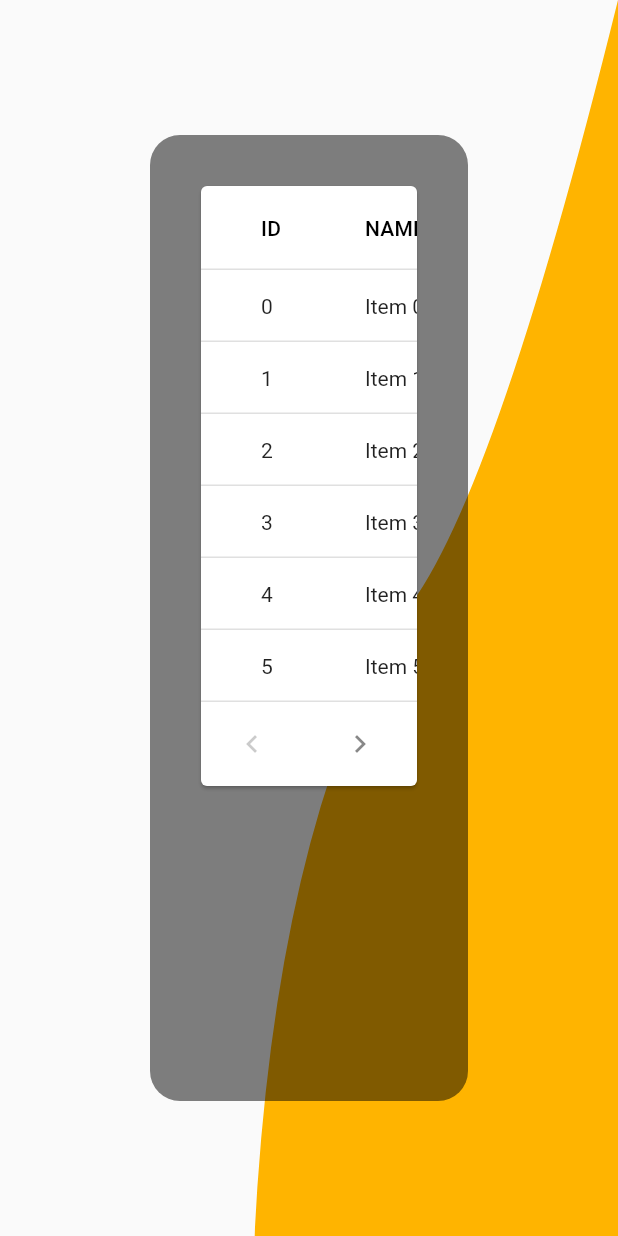
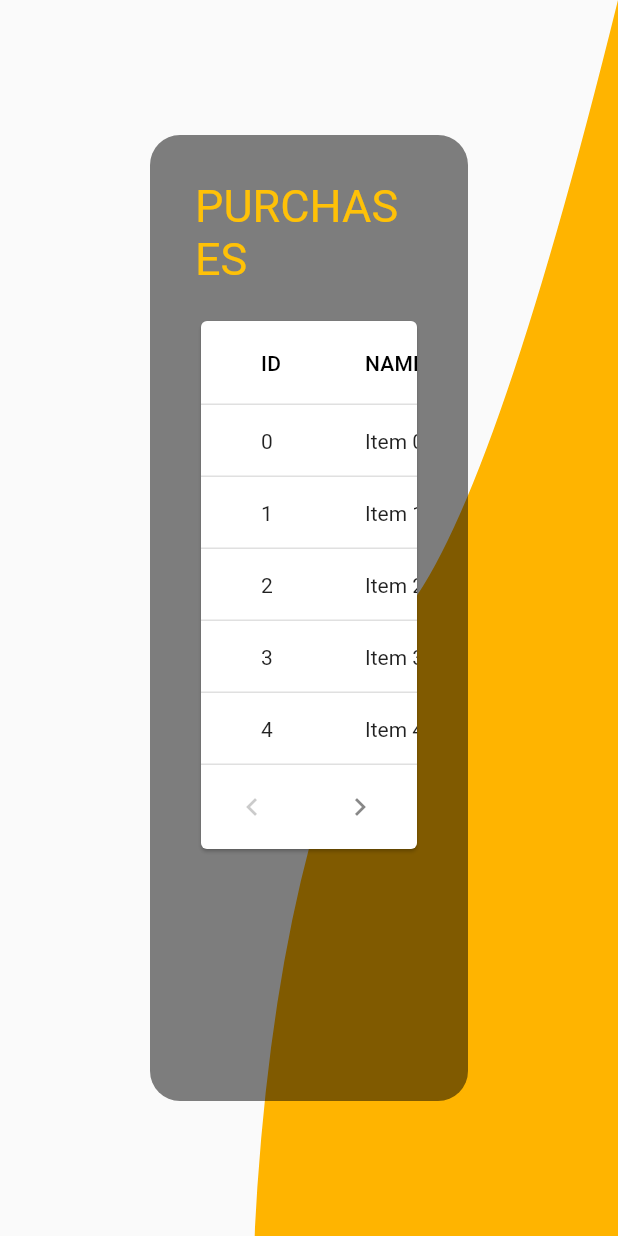
Before and after one commit to Simenya/kyuNutri, a Flutter app: the Purchase widget shown alone on an empty page, opened directly, on a phone screen of 412 x 824 dp. Run offline on Flutter 3.47's test engine with Material 2 defaults, Android fonts, the phone set to English and light mode, and no system bars; Roboto replaces fonts that are missing (Arial).

Commit message:
Added file db

```diff
--- a/lib/Pages/purchases.dart
+++ b/lib/Pages/purchases.dart
@@ -41,7 +41,17 @@ class _PurchaseState extends State<Purchase> {
             borderRadius: BorderRadius.circular(20.0),
             color: const Color.fromRGBO(0, 0, 0, 0.5),
           ),
-          child: SingleChildScrollView(
+          child: Column(
+            children: [
+              const Text("PURCHASES",
+                  style: TextStyle(
+                      fontSize: 30.0,
+                      color: Colors.amber,
+                      fontFamily: "Arial")),
+              const SizedBox(
+                height: 20.0,
+              ),
+              SingleChildScrollView(
                 child: PaginatedDataTable(
                   columns: const [
                     DataColumn(label: Text('ID')),
@@ -53,11 +63,13 @@ class _PurchaseState extends State<Purchase> {
                   source: _data,
                   // columnSpacing: 100,
                   horizontalMargin: 40,
-              rowsPerPage: 6,
+                  rowsPerPage: 5,
                 ),
                 // )
                 //   ],
                 // ),
+              ),
+            ],
           ),
         ))
       ]),
@@ -77,7 +89,7 @@ class MyData extends DataTableSource {
           });
   @override
   DataRow? getRow(int index) {
-    // TODO: implement getRow
+    // MyData implement getRow
     return DataRow(cells: [
       DataCell(Text(_data[index]['id'].toString())),
       DataCell(Text(_data[index]['title'])),
@@ -88,15 +100,15 @@ class MyData extends DataTableSource {
   }
 
   @override
-  // TODO: implement isRowCountApproximate
+  // MyData implement isRowCountApproximate
   bool get isRowCountApproximate => false;
 
   @override
-  // TODO: implement rowCount
+  // MyData implement rowCount
   int get rowCount => _data.length;
 
   @override
-  // TODO: implement selectedRowCount
+  // MyData: implement selectedRowCount
   int get selectedRowCount => 0;
 }
 
--- a/lib/frame.dart
+++ b/lib/frame.dart
@@ -18,7 +18,7 @@ class Frame extends StatefulWidget {
 class _FrameState extends State<Frame> {
   @override
   Widget build(BuildContext context) {
-    const screens = [Home(), Menu(), Reports(), About(), Purchase()];
+    const screens = [Home(), Menu(), Reports(), Purchase(), About()];
     var screenSize = MediaQuery.of(context).size.width;
     final List hoverings = [true, false, false, false, false];
     return Material(
@@ -92,13 +92,13 @@ class _FrameState extends State<Frame> {
                             });
                           },
                           child: Column(children: const [
-                            Text('About', style: TextStyle(fontSize: 20.0))
+                            Text('Purchases', style: TextStyle(fontSize: 20.0))
                           ]),
                         ),
                         const SizedBox(width: 20),
                         InkWell(
                           onHover: (value) => {
-                            value ? hoverings[3] = true : hoverings[3] = false,
+                            value ? hoverings[4] = true : hoverings[4] = false,
                           },
                           onTap: () {
                             setState(() {
@@ -106,7 +106,7 @@ class _FrameState extends State<Frame> {
                             });
                           },
                           child: Column(children: const [
-                            Text('Purchases', style: TextStyle(fontSize: 20.0))
+                            Text('About', style: TextStyle(fontSize: 20.0))
                           ]),
                         ),
                       ],
--- a/pubspec.yaml
+++ b/pubspec.yaml
@@ -37,8 +37,7 @@ dependencies:
   # Use with the CupertinoIcons class for iOS style icons.
   cupertino_icons: ^1.0.2
   file_picker: ^4.2.6
-  hive_flutter: ^1.1.0
-  hive_generator: ^1.1.2
+  sqflite: ^2.0.1
 
 
 dev_dependencies:
```
Also changed, not shown: lib/models/db.dart (added), pubspec.lock. Lines whose indentation alone changed are shown as unchanged.
